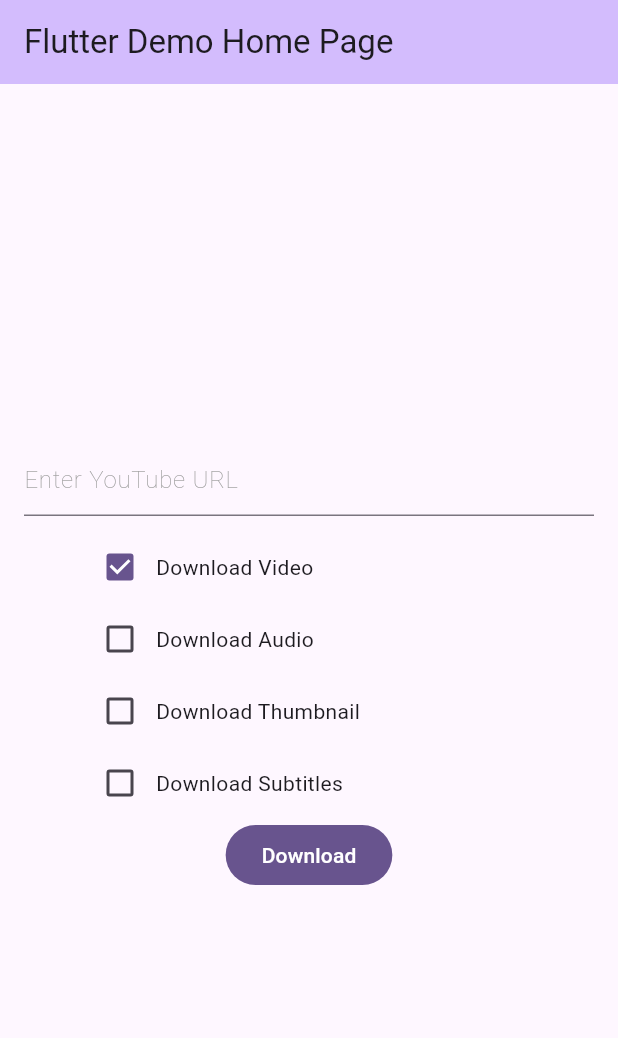
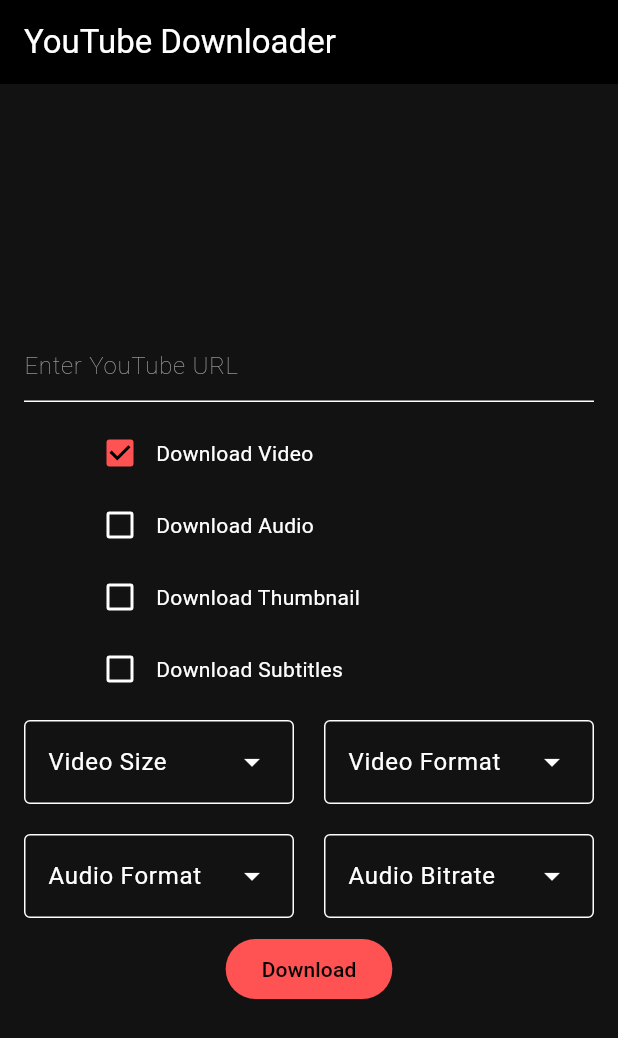
Before and after one commit to championswimmer/yt_dlp_gui, a Flutter app: the screen it shows after launch, after a tap on "Download", on a phone screen of 412 x 824 dp. Shown: the top 1038 px of the screen. Run offline on Flutter 3.47's test engine with Material 2 defaults, Android fonts, the phone set to English and light mode, and no system bars; missing offline and left inert: process_run.

Commit message:
[feat] core GUI is done
Signed-off-by: Arnav Gupta <championswimmer@gmail.com>

```diff
--- a/lib/domain/yt_dlp_config_enums.dart
+++ b/lib/domain/yt_dlp_config_enums.dart
@@ -1,7 +1,16 @@
+
+abstract interface class StringEnum {
+  String get value;
+}
+
+abstract interface class IntEnum {
+  int get value;
+}
+
 /// VideoSize
 ///   enum for video sizes:
 ///   144p, 240p, 360p, 480p, 720p, 1080p, 1440p, 2160p
-enum VideoSize implements Comparable<VideoSize> {
+enum VideoSize implements IntEnum {
   v144p(144),
   v240p(240),
   v360p(360),
@@ -11,43 +20,44 @@ enum VideoSize implements Comparable<VideoSize> {
   v1440p(1440),
   v2160p(2160);
 
+  @override
   final int value;
 
   const VideoSize(this.value);
-
-  @override
-  int compareTo(VideoSize other) => value.compareTo(other.value);
 }
 
 /// VideoFormat
 ///  enum for video formats:
 ///  mp4, webm, 3gp
-enum VideoFormat {
+enum VideoFormat implements StringEnum {
   mp4("mp4"),
   webm("webm"),
   threegp("3gp");
 
+  @override
   final String value;
+
   const VideoFormat(this.value);
-
 }
 
 /// AudioFormat
 /// enum for audio formats:
 /// mp3, m4a, flac
-enum AudioFormat {
+enum AudioFormat implements StringEnum {
   mp3("mp3"),
   m4a("m4a"),
   flac("flac");
 
+  @override
   final String value;
+
   const AudioFormat(this.value);
 }
 
 /// AudioBitrate
 ///  enum for audio bitrates:
 ///  22k, 24k, 32k, 44k, 48k, 64k, 96k, 128k, 160k, 192k, 256k
-enum AudioBitrate implements Comparable<AudioBitrate> {
+enum AudioBitrate implements IntEnum {
   a22k(22),
   a24k(24),
   a32k(32),
@@ -60,10 +70,7 @@ enum AudioBitrate implements Comparable<AudioBitrate> {
   a192k(192),
   a256k(256);
 
+  @override
   final int value;
-
   const AudioBitrate(this.value);
-
-  @override
-  int compareTo(AudioBitrate other) => value.compareTo(other.value);
 }
--- a/lib/main.dart
+++ b/lib/main.dart
@@ -33,10 +33,11 @@ class MyApp extends StatelessWidget {
         //
         // This works for code too, not just values: Most code changes can be
         // tested with just a hot reload.
-        colorScheme: ColorScheme.fromSeed(seedColor: Colors.deepPurple),
+        colorScheme: const ColorScheme.dark(primary: Colors.redAccent),
         useMaterial3: true,
+        visualDensity: VisualDensity.adaptivePlatformDensity,
       ),
-      home: const MyHomePage(title: 'Flutter Demo Home Page'),
+      home: const MyHomePage(title: 'YouTube Downloader'),
     );
   }
 }
--- /dev/null
+++ b/lib/ui/widgets/IntEnumDropDown.dart
@@ -0,0 +1,28 @@
+import 'package:flutter/material.dart';
+import 'package:yt_dlp_gui/domain/yt_dlp_config_enums.dart';
+
+class IntEnumDropDown<T extends IntEnum> extends StatelessWidget {
+  final List<T> keys;
+  final String label;
+
+  const IntEnumDropDown(this.keys, {super.key, required this.label});
+
+  @override
+  Widget build(BuildContext context) {
+    List<DropdownMenuEntry<T>> dropdownMenuEntries = [];
+    for (T key in keys) {
+      dropdownMenuEntries.add(DropdownMenuEntry<T>(
+        label: key.value.toString(),
+        value: key,
+      ));
+    }
+    return Container(
+      padding: const EdgeInsets.all(10),
+      child: DropdownMenu(
+        width: 180,
+        dropdownMenuEntries: dropdownMenuEntries,
+        label: Text(label),
+      ),
+    );
+  }
+}
--- /dev/null
+++ b/lib/ui/widgets/StringEnumDropDown.dart
@@ -0,0 +1,28 @@
+import 'package:flutter/material.dart';
+import 'package:yt_dlp_gui/domain/yt_dlp_config_enums.dart';
+
+class StringEnumDropDown<T extends StringEnum> extends StatelessWidget {
+  final List<T> keys;
+  final String label;
+
+  const StringEnumDropDown(this.keys, {super.key, required this.label});
+
+  @override
+  Widget build(BuildContext context) {
+    List<DropdownMenuEntry<T>> dropdownMenuEntries = [];
+    for (T key in keys) {
+      dropdownMenuEntries.add(DropdownMenuEntry<T>(
+        label: key.value.toString(),
+        value: key,
+      ));
+    }
+    return Container(
+      padding: const EdgeInsets.all(10),
+      child: DropdownMenu(
+        width: 180,
+        dropdownMenuEntries: dropdownMenuEntries,
+        label: Text(label),
+      ),
+    );
+  }
+}
--- a/lib/ui/yt_dlp_form.dart
+++ b/lib/ui/yt_dlp_form.dart
@@ -1,6 +1,9 @@
 import 'package:flutter/material.dart';
 import 'package:yt_dlp_gui/domain/yt_dlp_config.dart';
+import 'package:yt_dlp_gui/domain/yt_dlp_config_enums.dart';
 import 'package:yt_dlp_gui/shell/yt_dlp_command.dart';
+import 'package:yt_dlp_gui/ui/widgets/IntEnumDropDown.dart';
+import 'package:yt_dlp_gui/ui/widgets/StringEnumDropDown.dart';
 import 'package:yt_dlp_gui/ui/widgets/TextCheckBox.dart';
 import 'package:yt_dlp_gui/ui/widgets/TextInputField.dart';
 
@@ -62,8 +65,31 @@ class _YtDlpFormState extends State<YtDlpForm> {
             label: "Download Thumbnail", value: _config.dlThumbnail, onChanged: setDlThumbnail),
         TextCheckBox(
             label: "Download Subtitles", value: _config.dlSubtitles, onChanged: setDlSubtitles),
+        Container(
+          constraints: const BoxConstraints(maxWidth: 400),
+          child: const Column(
+            children: [
+              Row(
+                children: [
+                  IntEnumDropDown(VideoSize.values, label: "Video Size"),
+                  StringEnumDropDown(VideoFormat.values, label: "Video Format"),
+                ],
+              ),
+              Row(
+                children: [
+                  StringEnumDropDown(AudioFormat.values, label: "Audio Format"),
+                  IntEnumDropDown(AudioBitrate.values, label: "Audio Bitrate"),
+                ],
+              ),
+            ],
+          ),
+        ),
         FilledButton(
-            onPressed: () => print(YtDlpCommand(_config).buildCommand()), child: Text("Download")),
+            onPressed: () {
+              print(YtDlpCommand(_config).buildCommand());
+              debugPrint(VideoFormat.mp4.value);
+            },
+            child: const Text("Download")),
       ],
     )));
   }
```
